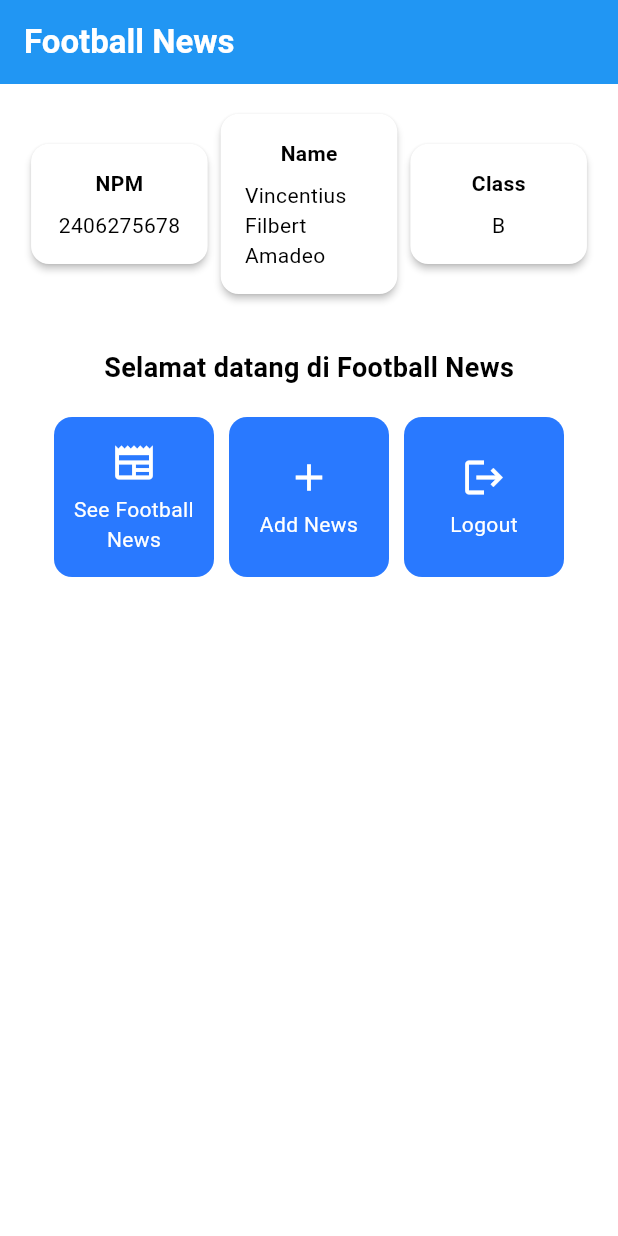
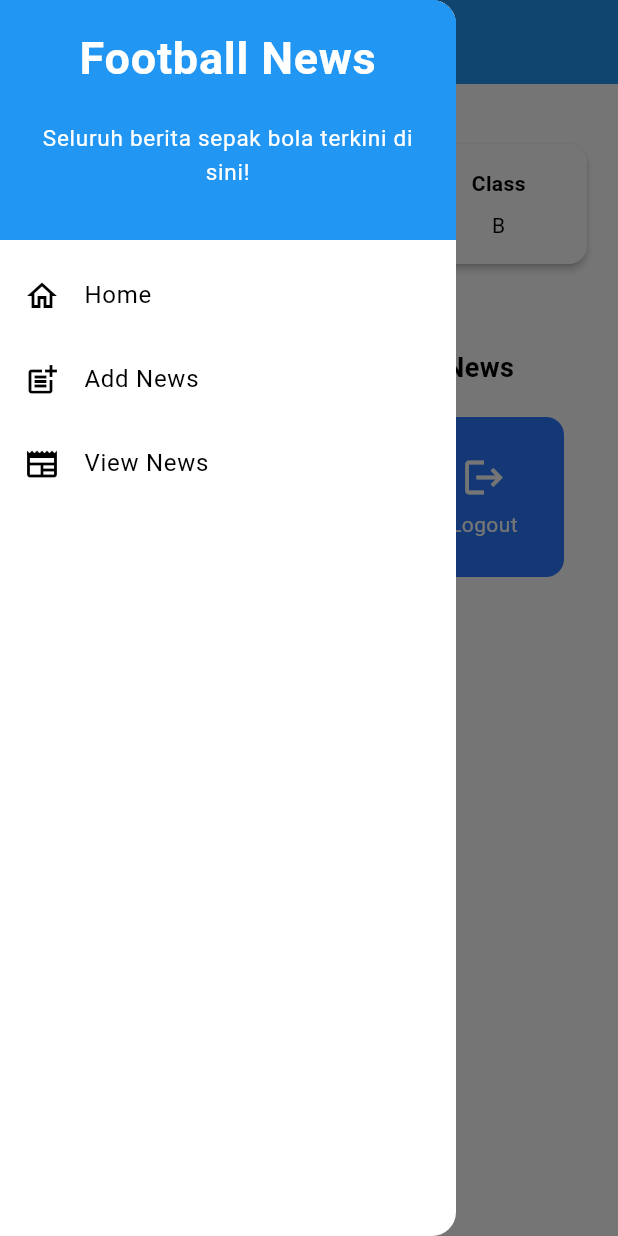
Before and after one commit to doodpanda/football-news-mobile, a Flutter app: the screen it shows after launch, with the side drawer open (before the commit the screen has no drawer), on a phone screen of 412 x 824 dp. Run offline on Flutter 3.47's test engine with Material 3 defaults, Android fonts, the phone set to English and light mode, and no system bars.

Commit message:
tutorial 7

```diff
--- a/lib/menu.dart
+++ /dev/null
@@ -1,185 +0,0 @@
-import 'package:flutter/material.dart';
-
-class InfoCard extends StatelessWidget {
-  // Kartu informasi yang menampilkan title dan content.
-
-  final String title; // Judul kartu.
-  final String content; // Isi kartu.
-
-  const InfoCard({super.key, required this.title, required this.content});
-
-  @override
-  Widget build(BuildContext context) {
-    return Card(
-      // Membuat kotak kartu dengan bayangan dibawahnya.
-      elevation: 2.0,
-      child: Container(
-        // Mengatur ukuran dan jarak di dalam kartu.
-        width:
-            MediaQuery.of(context).size.width /
-            3.5, // menyesuaikan dengan lebar device yang digunakan.
-        padding: const EdgeInsets.all(16.0),
-        // Menyusun title dan content secara vertikal.
-        child: Column(
-          children: [
-            Text(title, style: const TextStyle(fontWeight: FontWeight.bold)),
-            const SizedBox(height: 8.0),
-            Text(content),
-          ],
-        ),
-      ),
-    );
-  }
-}
-
-class ItemHomepage {
-  final String name;
-  final IconData icon;
-
-  ItemHomepage(this.name, this.icon);
-}
-
-class ItemCard extends StatelessWidget {
-  // Menampilkan kartu dengan ikon dan nama.
-
-  final ItemHomepage item;
-
-  const ItemCard(this.item, {super.key});
-
-  @override
-  Widget build(BuildContext context) {
-    return Material(
-      // Menentukan warna latar belakang dari tema aplikasi.
-      color: Theme.of(context).colorScheme.secondary,
-      // Membuat sudut kartu melengkung.
-      borderRadius: BorderRadius.circular(12),
-
-      child: InkWell(
-        // Aksi ketika kartu ditekan.
-        onTap: () {
-          // Menampilkan pesan SnackBar saat kartu ditekan.
-          ScaffoldMessenger.of(context)
-            ..hideCurrentSnackBar()
-            ..showSnackBar(
-              SnackBar(
-                content: Text("Kamu telah menekan tombol ${item.name}!"),
-              ),
-            );
-        },
-        // Container untuk menyimpan Icon dan Text
-        child: Container(
-          padding: const EdgeInsets.all(8),
-          child: Center(
-            child: Column(
-              // Menyusun ikon dan teks di tengah kartu.
-              mainAxisAlignment: MainAxisAlignment.center,
-              children: [
-                Icon(item.icon, color: Colors.white, size: 30.0),
-                const Padding(padding: EdgeInsets.all(3)),
-                Text(
-                  item.name,
-                  textAlign: TextAlign.center,
-                  style: const TextStyle(color: Colors.white),
-                ),
-              ],
-            ),
-          ),
-        ),
-      ),
-    );
-  }
-}
-
-// Define the list of items used by the GridView so 'items' is defined.
-final List<ItemHomepage> items = [
-  ItemHomepage("See Football News", Icons.newspaper),
-  ItemHomepage("Add News", Icons.add),
-  ItemHomepage("Logout", Icons.logout),
-];
-
-class MyHomePage extends StatelessWidget {
-  MyHomePage({
-    super.key,
-    required ColorScheme colorScheme,
-  }); //sudah ada pada code sebelumnya
-
-  /* Original tutorial has syntax errors */
-  final String nama = "Vincentius Filbert Amadeo"; //nama
-  final String npm = "2406275678"; //npm
-  final String kelas = "B"; //kelas
-
-  @override
-  Widget build(BuildContext context) {
-    // Scaffold menyediakan struktur dasar halaman dengan AppBar dan body.
-    return Scaffold(
-      // AppBar adalah bagian atas halaman yang menampilkan judul.
-      appBar: AppBar(
-        // Judul aplikasi "Football News" dengan teks putih dan tebal.
-        title: const Text(
-          'Football News',
-          style: TextStyle(color: Colors.white, fontWeight: FontWeight.bold),
-        ),
-        // Warna latar belakang AppBar diambil dari skema warna tema aplikasi.
-        backgroundColor: Theme.of(context).colorScheme.primary,
-      ),
-      // Body halaman dengan padding di sekelilingnya.
-      body: Padding(
-        padding: const EdgeInsets.all(16.0),
-        // Menyusun widget secara vertikal dalam sebuah kolom.
-        child: Column(
-          crossAxisAlignment: CrossAxisAlignment.center,
-          children: [
-            // Row untuk menampilkan 3 InfoCard secara horizontal.
-            Row(
-              mainAxisAlignment: MainAxisAlignment.spaceEvenly,
-              children: [
-                InfoCard(title: 'NPM', content: npm),
-                InfoCard(title: 'Name', content: nama),
-                InfoCard(title: 'Class', content: kelas),
-              ],
-            ),
-
-            // Memberikan jarak vertikal 16 unit.
-            const SizedBox(height: 16.0),
-
-            // Menempatkan widget berikutnya di tengah halaman.
-            Center(
-              child: Column(
-                // Menyusun teks dan grid item secara vertikal.
-                children: [
-                  // Menampilkan teks sambutan dengan gaya tebal dan ukuran 18.
-                  const Padding(
-                    padding: EdgeInsets.only(top: 16.0),
-                    child: Text(
-                      'Selamat datang di Football News',
-                      style: TextStyle(
-                        fontWeight: FontWeight.bold,
-                        fontSize: 18.0,
-                      ),
-                    ),
-                  ),
-
-                  // Grid untuk menampilkan ItemCard dalam bentuk grid 3 kolom.
-                  GridView.count(
-                    primary: true,
-                    padding: const EdgeInsets.all(20),
-                    crossAxisSpacing: 10,
-                    mainAxisSpacing: 10,
-                    crossAxisCount: 3,
-                    // Agar grid menyesuaikan tinggi kontennya.
-                    shrinkWrap: true,
-
-                    // Menampilkan ItemCard untuk setiap item dalam list items.
-                    children: items.map((ItemHomepage item) {
-                      return ItemCard(item);
-                    }).toList(),
-                  ),
-                ],
-              ),
-            ),
-          ],
-        ),
-      ),
-    );
-  }
-}
--- /dev/null
+++ b/lib/screens/menu.dart
@@ -0,0 +1,103 @@
+import 'package:flutter/material.dart';
+import 'package:football_news/widgets/left_drawer.dart';
+import 'package:football_news/widgets/news_card.dart';
+
+class InfoCard extends StatelessWidget {
+  final String title;
+  final String content;
+
+  const InfoCard({super.key, required this.title, required this.content});
+
+  @override
+  Widget build(BuildContext context) {
+    return Card(
+      elevation: 2.0,
+      child: Container(
+        width: MediaQuery.of(context).size.width / 3.5,
+        padding: const EdgeInsets.all(16.0),
+        child: Column(
+          children: [
+            Text(title, style: const TextStyle(fontWeight: FontWeight.bold)),
+            const SizedBox(height: 8.0),
+            Text(content),
+          ],
+        ),
+      ),
+    );
+  }
+}
+
+final List<ItemHomepage> items = [
+  ItemHomepage("Lihat Berita", Icons.newspaper),
+  ItemHomepage("Tambah Berita", Icons.add),
+  ItemHomepage("Logout", Icons.logout),
+];
+
+class MyHomePage extends StatelessWidget {
+  MyHomePage({
+    super.key,
+    required ColorScheme colorScheme,
+  });
+
+  final String nama = "Vincentius Filbert Amadeo";
+  final String npm = "2406275678";
+  final String kelas = "B";
+
+  @override
+  Widget build(BuildContext context) {
+    return Scaffold(
+      appBar: AppBar(
+        title: const Text(
+          'Football News',
+          style: TextStyle(color: Colors.white, fontWeight: FontWeight.bold),
+        ),
+        backgroundColor: Theme.of(context).colorScheme.primary,
+      ),
+      drawer: const LeftDrawer(),
+      body: Padding(
+        padding: const EdgeInsets.all(16.0),
+        child: Column(
+          crossAxisAlignment: CrossAxisAlignment.center,
+          children: [
+            Row(
+              mainAxisAlignment: MainAxisAlignment.spaceEvenly,
+              children: [
+                InfoCard(title: 'NPM', content: npm),
+                InfoCard(title: 'Name', content: nama),
+                InfoCard(title: 'Class', content: kelas),
+              ],
+            ),
+            const SizedBox(height: 16.0),
+            Center(
+              child: Column(
+                children: [
+                  const Padding(
+                    padding: EdgeInsets.only(top: 16.0),
+                    child: Text(
+                      'Selamat datang di Football News',
+                      style: TextStyle(
+                        fontWeight: FontWeight.bold,
+                        fontSize: 18.0,
+                      ),
+                    ),
+                  ),
+                  GridView.count(
+                    primary: true,
+                    padding: const EdgeInsets.all(20),
+                    crossAxisSpacing: 10,
+                    mainAxisSpacing: 10,
+                    crossAxisCount: 3,
+                    shrinkWrap: true,
+                    children: items.map((ItemHomepage item) {
+                      return ItemCard(item);
+                    }).toList(),
+                  ),
+                ],
+              ),
+            ),
+          ],
+        ),
+      ),
+    );
+  }
+}
--- /dev/null
+++ b/lib/widgets/left_drawer.dart
@@ -0,0 +1,78 @@
+import 'package:flutter/material.dart';
+import 'package:football_news/screens/menu.dart';
+import 'package:football_news/screens/newslist_form.dart';
+
+class LeftDrawer extends StatelessWidget {
+  const LeftDrawer({super.key});
+
+  @override
+  Widget build(BuildContext context) {
+    return Drawer(
+      child: ListView(
+        children: [
+          const DrawerHeader(
+            decoration: BoxDecoration(
+              color: Colors.blue,
+            ),
+            child: Column(
+              children: [
+                Text(
+                  'Football News',
+                  textAlign: TextAlign.center,
+                  style: TextStyle(
+                    fontSize: 30,
+                    fontWeight: FontWeight.bold,
+                    color: Colors.white,
+                  ),
+                ),
+                Padding(padding: EdgeInsets.all(10)),
+                Text(
+                  "Seluruh berita sepak bola terkini di sini!",
+                  textAlign: TextAlign.center,
+                  style: TextStyle(
+                    fontSize: 15,
+                    color: Colors.white,
+                    fontWeight: FontWeight.normal,
+                  ),
+                ),
+              ],
+            ),
+          ),
+          ListTile(
+            leading: const Icon(Icons.home_outlined),
+            title: const Text('Home'),
+            onTap: () {
+              Navigator.pushReplacement(
+                  context,
+                  MaterialPageRoute(
+                    builder: (context) => MyHomePage(colorScheme: Theme.of(context).colorScheme),
+                  ));
+            },
+          ),
+          ListTile(
+            leading: const Icon(Icons.post_add),
+            title: const Text('Add News'),
+            onTap: () {
+              Navigator.pushReplacement(
+                  context,
+                  MaterialPageRoute(
+                    builder: (context) => const NewsFormPage(),
+                  ));
+            },
+          ),
+          ListTile(
+            leading: const Icon(Icons.newspaper),
+            title: const Text('View News'),
+            onTap: () {
+              ScaffoldMessenger.of(context)
+                ..hideCurrentSnackBar()
+                ..showSnackBar(
+                  const SnackBar(content: Text("View News feature coming soon!")),
+                );
+            },
+          ),
+        ],
+      ),
+    );
+  }
+}
--- /dev/null
+++ b/lib/widgets/news_card.dart
@@ -0,0 +1,61 @@
+import 'package:flutter/material.dart';
+import 'package:football_news/screens/newslist_form.dart';
+
+class ItemHomepage {
+  final String name;
+  final IconData icon;
+
+  ItemHomepage(this.name, this.icon);
+}
+
+class ItemCard extends StatelessWidget {
+  final ItemHomepage item;
+
+  const ItemCard(this.item, {super.key});
+
+  @override
+  Widget build(BuildContext context) {
+    return Material(
+      color: Theme.of(context).colorScheme.secondary,
+      borderRadius: BorderRadius.circular(12),
+      child: InkWell(
+        onTap: () {
+          ScaffoldMessenger.of(context)
+            ..hideCurrentSnackBar()
+            ..showSnackBar(SnackBar(
+                content: Text("Kamu telah menekan tombol ${item.name}!")));
+
+          if (item.name == "Tambah Berita") {
+            Navigator.push(
+              context,
+              MaterialPageRoute(
+                builder: (context) => const NewsFormPage(),
+              ),
+            );
+          }
+        },
+        child: Container(
+          padding: const EdgeInsets.all(8),
+          child: Center(
+            child: Column(
+              mainAxisAlignment: MainAxisAlignment.center,
+              children: [
+                Icon(
+                  item.icon,
+                  color: Colors.white,
+                  size: 30.0,
+                ),
+                const Padding(padding: EdgeInsets.all(3)),
+                Text(
+                  item.name,
+                  textAlign: TextAlign.center,
+                  style: const TextStyle(color: Colors.white),
+                ),
+              ],
+            ),
+          ),
+        ),
+      ),
+    );
+  }
+}
```
Also changed, not shown: lib/main.dart (+1 -17 lines), lib/screens/newslist_form.dart (added, +216 -0 lines).
